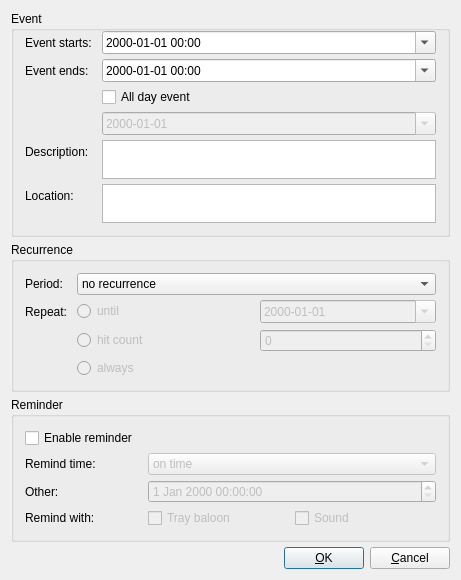
Old version of the form src/addeventdialog.ui in the repository BackupTheBerlios/tinyorganizer.
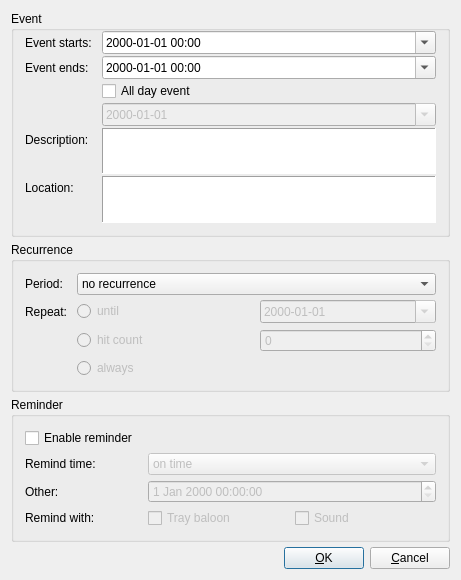
New version of the form.

Patch:
```diff
--- a/src/addeventdialog.ui
+++ b/src/addeventdialog.ui
@@ -41,7 +41,7 @@
        <number>10</number>
       </property>
       <property name="verticalSpacing" >
-       <number>5</number>
+       <number>2</number>
       </property>
       <property name="topMargin" >
        <number>0</number>
@@ -95,6 +95,21 @@
       </item>
       <item row="6" column="1" >
        <widget class="QPlainTextEdit" name="editDescription" >
+        <property name="mouseTracking" >
+         <bool>true</bool>
+        </property>
+        <property name="frameShape" >
+         <enum>QFrame::Panel</enum>
+        </property>
+        <property name="midLineWidth" >
+         <number>1</number>
+        </property>
+        <property name="tabChangesFocus" >
+         <bool>true</bool>
+        </property>
+        <property name="lineWrapMode" >
+         <enum>QPlainTextEdit::NoWrap</enum>
+        </property>
         <property name="plainText" >
          <string/>
         </property>
@@ -108,7 +123,17 @@
        </widget>
       </item>
       <item row="7" column="1" >
-       <widget class="QPlainTextEdit" name="editLocatioon" />
+       <widget class="QPlainTextEdit" name="editLocatioon" >
+        <property name="frameShape" >
+         <enum>QFrame::Panel</enum>
+        </property>
+        <property name="tabChangesFocus" >
+         <bool>true</bool>
+        </property>
+        <property name="lineWrapMode" >
+         <enum>QPlainTextEdit::NoWrap</enum>
+        </property>
+       </widget>
       </item>
       <item row="4" column="1" >
        <widget class="QCheckBox" name="checkAllDay" >
```
Left out of the diff: 3 changed lines with no effect on the pictures.
